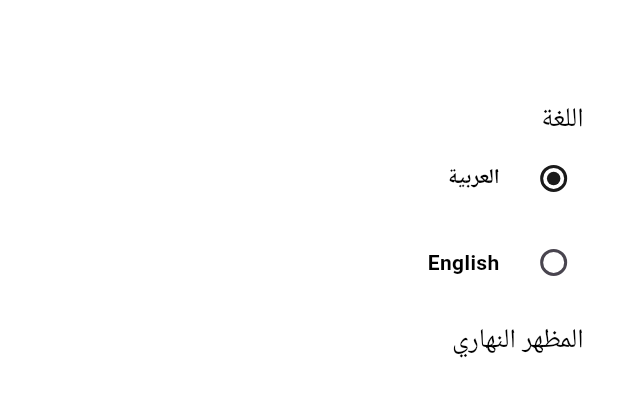
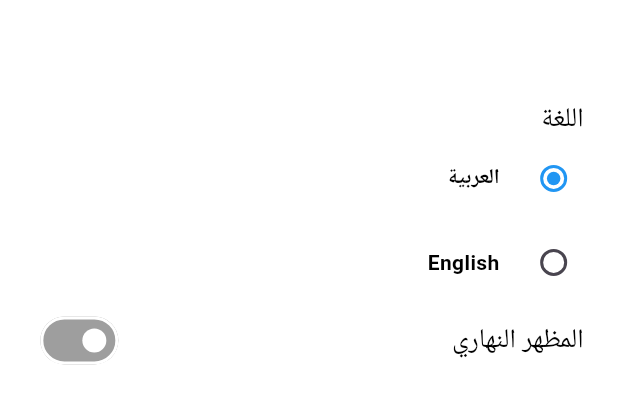
Before and after one commit to kangminchan99/CleanArchitectureMVVM, a Flutter app: the AppDrawerPage widget shown alone on an empty page, opened directly, after a tap on "العربية", on a phone screen of 412 x 824 dp. Shown: the top 404 px of the screen. Run offline on Flutter 3.47's test engine with Material 3 defaults, Android fonts, the phone set to English and light mode, and no system bars; our stand-ins replace cached_network_image, dartz, device_preview, dio, equatable, flutter_bloc and 9 more; accounts and stored records are empty; network calls fail; Roboto replaces fonts that are missing (Georgia).

Commit message:
color change

```diff
--- a/lib/src/shared/presentation/pages/app_drawer_page.dart
+++ b/lib/src/shared/presentation/pages/app_drawer_page.dart
@@ -38,7 +38,9 @@ class _AppDrawerPageState extends State<AppDrawerPage> {
           SizedBox(height: kToolbarHeight),
           Text(
             S.of(context).language,
-            style: Theme.of(context).textTheme.headlineMedium,
+            style: Theme.of(
+              context,
+            ).textTheme.headlineMedium!.copyWith(color: Colors.black),
           ),
 
           // Arabic language
@@ -50,13 +52,16 @@ class _AppDrawerPageState extends State<AppDrawerPage> {
               value: LanguageEnum.values[0],
               activeColor: selectedLanguage != LanguageEnum.ar
                   ? Theme.of(context).iconTheme.color
-                  : Theme.of(context).cardColor,
+                  : Helper.isDarkTheme()
+                  ? Colors.white
+                  : Colors.blue,
               contentPadding: EdgeInsets.zero,
               title: Text(
                 S.of(context).arabic,
-                style: Theme.of(
-                  context,
-                ).textTheme.bodyMedium!.copyWith(fontWeight: FontWeight.bold),
+                style: Theme.of(context).textTheme.bodyMedium!.copyWith(
+                  fontWeight: FontWeight.bold,
+                  color: Colors.black,
+                ),
               ),
               groupValue: selectedLanguage,
               onChanged: (value) {
@@ -77,13 +82,16 @@ class _AppDrawerPageState extends State<AppDrawerPage> {
               value: LanguageEnum.values[1],
               activeColor: selectedLanguage != LanguageEnum.en
                   ? Theme.of(context).iconTheme.color
-                  : Theme.of(context).cardColor,
+                  : Helper.isDarkTheme()
+                  ? Colors.white
+                  : Colors.blue,
               contentPadding: EdgeInsets.zero,
               title: Text(
                 S.of(context).english,
-                style: Theme.of(
-                  context,
-                ).textTheme.bodyMedium!.copyWith(fontWeight: FontWeight.bold),
+                style: Theme.of(context).textTheme.bodyMedium!.copyWith(
+                  fontWeight: FontWeight.bold,
+                  color: Colors.black,
+                ),
               ),
               groupValue: selectedLanguage,
               onChanged: (value) {
@@ -102,10 +110,13 @@ class _AppDrawerPageState extends State<AppDrawerPage> {
                 Helper.isDarkTheme()
                     ? S.of(context).dark_skin
                     : S.of(context).light_skin,
-                style: Theme.of(context).textTheme.headlineMedium,
+                style: Theme.of(
+                  context,
+                ).textTheme.headlineMedium!.copyWith(color: Colors.black),
               ),
               Switch(
-                activeColor: Theme.of(context).cardColor,
+                activeColor: Colors.black,
+                inactiveTrackColor: Colors.grey,
                 value: Helper.isDarkTheme(),
                 onChanged: (value) {
                   if (value) {
--- a/lib/src/shared/presentation/pages/background_page.dart
+++ b/lib/src/shared/presentation/pages/background_page.dart
@@ -1,3 +1,5 @@
+import 'package:cleanarchitecture/src/core/helper/helper.dart';
+import 'package:cleanarchitecture/src/core/styles/app_colors.dart';
 import 'package:cleanarchitecture/src/shared/presentation/pages/app_drawer_page.dart';
 import 'package:flutter/material.dart';
 
@@ -39,6 +41,7 @@ class _BackgroundPageState extends State<BackgroundPage> {
     return Scaffold(
       appBar: widget.appBar,
       key: widget.scaffoldKey,
+
       backgroundColor:
           widget.backgroundColor ?? Theme.of(context).scaffoldBackgroundColor,
       resizeToAvoidBottomInset: false,
@@ -53,7 +56,9 @@ class _BackgroundPageState extends State<BackgroundPage> {
       },
       drawer: widget.withDrawer
           ? Drawer(
-              backgroundColor: Theme.of(context).drawerTheme.backgroundColor,
+              backgroundColor: Helper.isDarkTheme()
+                  ? AppColors.darkGray
+                  : Theme.of(context).drawerTheme.backgroundColor,
               child: AppDrawerPage(),
             )
           : null,
```
